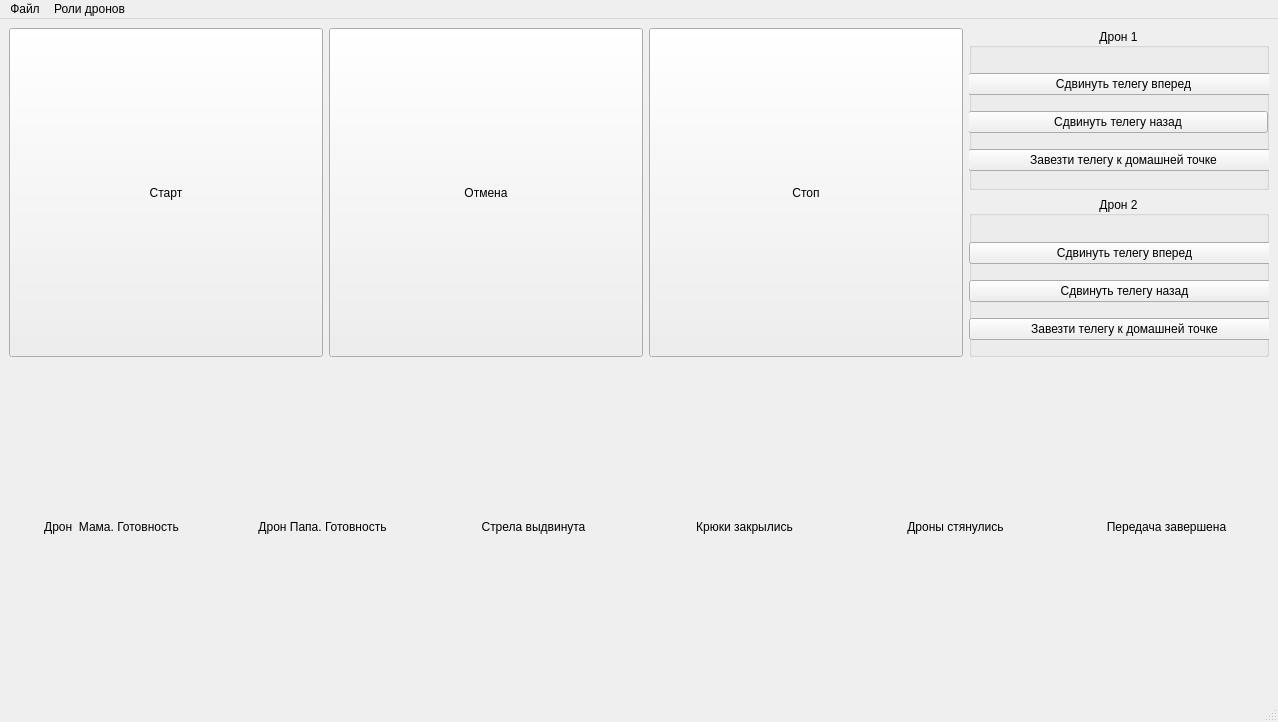
The window that mainwindow.ui (KelHeor23/DockingControlStation) describes before a commit, drawn with Qt 5.
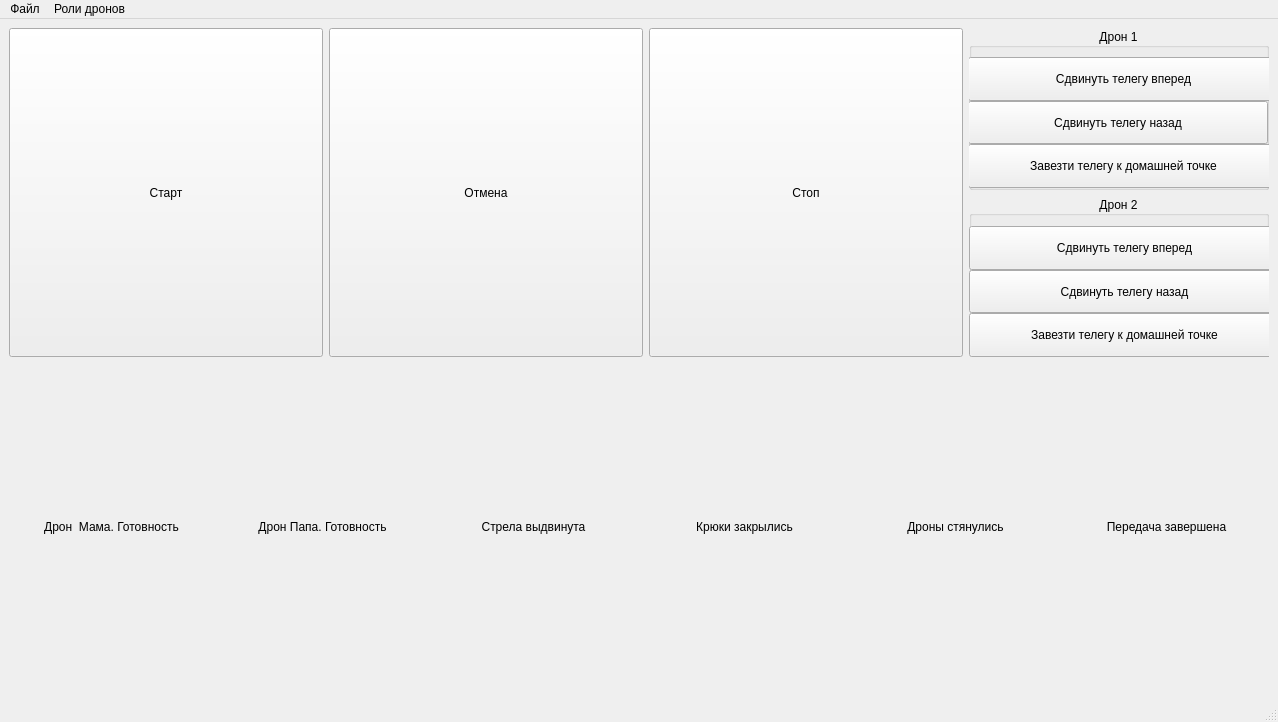
The same window after the commit.

Commit message: set preferred cargoMove buttons

What changed in the file:
```diff
--- a/mainwindow.ui
+++ b/mainwindow.ui
@@ -126,7 +126,7 @@
               <item>
                <widget class="QPushButton" name="drone1MoveCargoCV">
                 <property name="sizePolicy">
-                 <sizepolicy hsizetype="Expanding" vsizetype="Fixed">
+                 <sizepolicy hsizetype="Expanding" vsizetype="Preferred">
                   <horstretch>0</horstretch>
                   <verstretch>0</verstretch>
                  </sizepolicy>
@@ -139,7 +139,7 @@
               <item>
                <widget class="QPushButton" name="drone1MoveCargoCCV">
                 <property name="sizePolicy">
-                 <sizepolicy hsizetype="Fixed" vsizetype="Fixed">
+                 <sizepolicy hsizetype="Fixed" vsizetype="Preferred">
                   <horstretch>0</horstretch>
                   <verstretch>0</verstretch>
                  </sizepolicy>
@@ -158,7 +158,7 @@
               <item>
                <widget class="QPushButton" name="drone1MoveCargoHome">
                 <property name="sizePolicy">
-                 <sizepolicy hsizetype="Expanding" vsizetype="Fixed">
+                 <sizepolicy hsizetype="Expanding" vsizetype="Preferred">
                   <horstretch>0</horstretch>
                   <verstretch>0</verstretch>
                  </sizepolicy>
@@ -202,7 +202,7 @@
               <item>
                <widget class="QPushButton" name="drone2MoveCargoCV">
                 <property name="sizePolicy">
-                 <sizepolicy hsizetype="Expanding" vsizetype="Fixed">
+                 <sizepolicy hsizetype="Expanding" vsizetype="Preferred">
                   <horstretch>0</horstretch>
                   <verstretch>0</verstretch>
                  </sizepolicy>
@@ -215,7 +215,7 @@
               <item>
                <widget class="QPushButton" name="drone2MoveCargoCCV">
                 <property name="sizePolicy">
-                 <sizepolicy hsizetype="Expanding" vsizetype="Fixed">
+                 <sizepolicy hsizetype="Expanding" vsizetype="Preferred">
                   <horstretch>0</horstretch>
                   <verstretch>0</verstretch>
                  </sizepolicy>
@@ -228,7 +228,7 @@
               <item>
                <widget class="QPushButton" name="drone2MoveCargoHome">
                 <property name="sizePolicy">
-                 <sizepolicy hsizetype="Expanding" vsizetype="Fixed">
+                 <sizepolicy hsizetype="Expanding" vsizetype="Preferred">
                   <horstretch>0</horstretch>
                   <verstretch>0</verstretch>
                  </sizepolicy>
```
Left out of the diff: 18 changed lines with no effect on the pictures.
